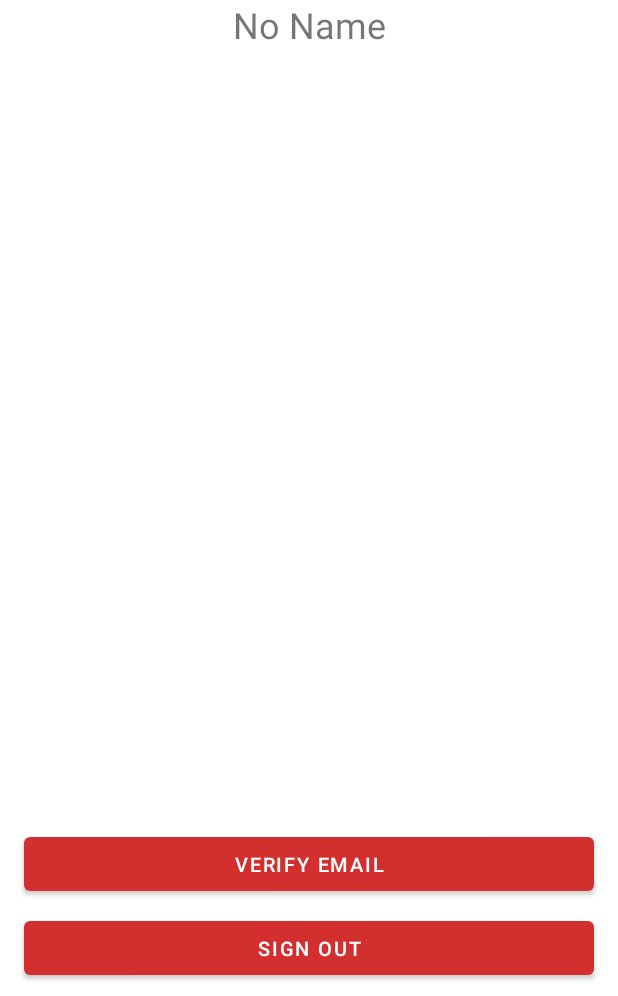
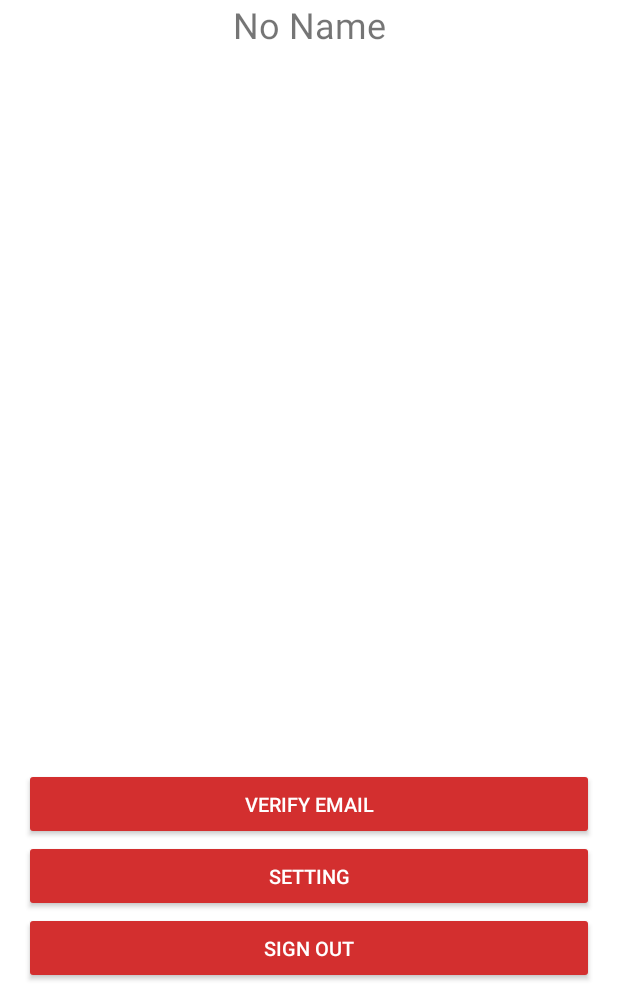
Before and after one commit to davidhilmawan/CareHub, an Android app: the screen it shows after launch once a user with an empty profile is signed in (AccountActivity), after a tap on "Account", on a phone screen of 412 x 824 dp, the part 240-1236 px from its top. Run offline under Robolectric (Android 15) with nearby library versions, the phone set to English and light mode, and no system bars; our stand-ins replace Firebase (no records; nobody signed in at launch, a user with empty details on screens opened directly), data binding; pictures from the network do not load.

Commit message:
adding shared preference

```diff
--- a/CareHub/app/src/main/java/com/sc1_solo/carehub/AccountActivity.kt
+++ b/CareHub/app/src/main/java/com/sc1_solo/carehub/AccountActivity.kt
@@ -6,6 +6,7 @@ import android.os.Bundle
 import android.text.TextUtils
 import android.view.View
 import android.widget.Toast
+import androidx.appcompat.app.AppCompatDelegate
 import androidx.core.view.isVisible
 import com.bumptech.glide.Glide
 import com.google.android.gms.auth.api.signin.GoogleSignIn
@@ -21,13 +22,18 @@ class AccountActivity : AppCompatActivity(), View.OnClickListener {
     private lateinit var auth: FirebaseAuth
     private lateinit var binding: ActivityAccountBinding
     private lateinit var googleSignInClient: GoogleSignInClient
+    private lateinit var settingModel: SettingModel
+    private lateinit var mSettingPreference: SettingPreference
     override fun onCreate(savedInstanceState: Bundle?) {
         super.onCreate(savedInstanceState)
-        supportActionBar?.title = "Account"
+        supportActionBar!!.title = "Account"
         supportActionBar?.setDisplayHomeAsUpEnabled(true)
         binding = ActivityAccountBinding.inflate(layoutInflater)
+        binding.act = this
         setContentView(binding.root)
         auth = Firebase.auth
+        mSettingPreference = SettingPreference(this)
+        showExistingPreference()
         val currentUser = auth.currentUser
         if (currentUser == null) {
             val intent = Intent(this@AccountActivity, SignInActivity::class.java)
@@ -93,6 +99,9 @@ class AccountActivity : AppCompatActivity(), View.OnClickListener {
             R.id.btnEmailVerify -> {
                 sendEmailVerification()
             }
+            R.id.btn_save -> {
+                openSetting()
+            }
         }
     }
     private fun sendEmailVerification() {
@@ -124,4 +133,35 @@ class AccountActivity : AppCompatActivity(), View.OnClickListener {
             }
         }
     }
+    fun openSetting(){
+        val intent = Intent(this@AccountActivity, SettingPreferenceActivity::class.java)
+        startActivityForResult(intent, REQUEST_CODE)
+    }
+    companion object {
+        private const val REQUEST_CODE = 100
+    }
+    private fun showExistingPreference() {
+        settingModel = mSettingPreference.getSetting()
+        populateView(settingModel)
+    }
+    private fun populateView(settingModel: SettingModel) {
+        if (settingModel.isDarkTheme) {
+            AppCompatDelegate.setDefaultNightMode(AppCompatDelegate.MODE_NIGHT_YES)
+            delegate.applyDayNight()
+        }
+        else {
+            AppCompatDelegate.setDefaultNightMode(AppCompatDelegate.MODE_NIGHT_NO)
+            delegate.applyDayNight()
+        }
+        binding.settingModel = settingModel
+    }
+    override fun onActivityResult(requestCode: Int, resultCode: Int, data: Intent?) {
+        super.onActivityResult(requestCode, resultCode, data)
+        if (requestCode == REQUEST_CODE) {
+            if (resultCode == SettingPreferenceActivity.RESULT_CODE) {
+                showExistingPreference()
+            }
+        }
+    }
+
 }
--- /dev/null
+++ b/CareHub/app/src/main/java/com/sc1_solo/carehub/SettingModel.kt
@@ -0,0 +1,9 @@
+package com.sc1_solo.carehub
+
+import android.os.Parcelable
+import kotlinx.android.parcel.Parcelize
+
+@Parcelize
+data class SettingModel (
+    var isDarkTheme: Boolean = false
+): Parcelable
--- /dev/null
+++ b/CareHub/app/src/main/java/com/sc1_solo/carehub/SettingPreference.kt
@@ -0,0 +1,21 @@
+package com.sc1_solo.carehub
+
+import android.content.Context
+
+internal class SettingPreference(context: Context) {
+    companion object {
+        private const val PREFS_NAME = "setting_pref"
+        private const val THEME = "theme"
+    }
+    private val preferences = context.getSharedPreferences(PREFS_NAME, Context.MODE_PRIVATE)
+    fun setSetting(value: SettingModel) {
+        val editor = preferences.edit()
+        editor.putBoolean(THEME, value.isDarkTheme)
+        editor.apply()
+    }
+    fun getSetting(): SettingModel {
+        val model = SettingModel()
+        model.isDarkTheme = preferences.getBoolean(THEME, false)
+        return model
+    }
+}
--- a/CareHub/app/src/main/res/layout/activity_account.xml
+++ b/CareHub/app/src/main/res/layout/activity_account.xml
@@ -1,13 +1,23 @@
 <?xml version="1.0" encoding="utf-8"?>
-<androidx.constraintlayout.widget.ConstraintLayout xmlns:android="http://schemas.android.com/apk/res/android"
+<layout xmlns:android="http://schemas.android.com/apk/res/android"
     xmlns:app="http://schemas.android.com/apk/res-auto"
-    xmlns:tools="http://schemas.android.com/tools"
+    xmlns:tools="http://schemas.android.com/tools">
+    <data>
+        <import type="android.text.TextUtils"/>
+        <variable
+            name="settingModel"
+            type="com.sc1_solo.carehub.SettingModel" />
+        <variable
+            name="act"
+            type="com.sc1_solo.carehub.AccountActivity" />
+    </data>
+    <androidx.constraintlayout.widget.ConstraintLayout
         android:layout_width="match_parent"
         android:layout_height="match_parent"
+        android:orientation="vertical"
         tools:context=".AccountActivity">
 
         <ImageView
-        android:id="@+id/ivImage"
             android:layout_width="wrap_content"
             android:layout_height="wrap_content"
             android:layout_marginTop="32dp"
@@ -15,6 +25,7 @@
             app:layout_constraintHorizontal_bias="0.498"
             app:layout_constraintStart_toStartOf="parent"
             app:layout_constraintTop_toTopOf="parent"
+            android:id="@+id/ivImage"
             app:srcCompat="@mipmap/ic_launcher" />
 
         <TextView
@@ -30,6 +41,7 @@
             app:layout_constraintStart_toStartOf="parent"
             app:layout_constraintTop_toBottomOf="@+id/ivImage" />
 
+
         <TextView
             android:id="@+id/tvUserId"
             android:layout_width="0dp"
@@ -41,21 +53,38 @@
             app:layout_constraintStart_toStartOf="parent"
             app:layout_constraintTop_toBottomOf="@+id/tvName" />
 
+
         <Button
             android:id="@+id/btnEmailVerify"
+            style="@style/Base.Widget.AppCompat.Button.Colored"
             android:layout_width="0dp"
             android:layout_height="wrap_content"
-        android:layout_marginBottom="8dp"
             android:text="Verify Email"
             android:textColor="#FFFFFF"
             android:textSize="13sp"
             android:typeface="normal"
+            app:layout_constraintBottom_toTopOf="@+id/btn_save"
+            app:layout_constraintEnd_toEndOf="@+id/btn_save"
+            app:layout_constraintStart_toStartOf="@+id/btn_save" />
+
+        <Button
+            android:id="@+id/btn_save"
+            style="@style/Base.Widget.AppCompat.Button.Colored"
+            android:layout_width="0dp"
+            android:layout_height="wrap_content"
+            android:text="@string/setting"
+            android:textColor="#FFFFFF"
+            android:textSize="13sp"
+            android:typeface="normal"
+            android:onClick="@{() -> act.openSetting()}"
             app:layout_constraintBottom_toTopOf="@+id/btnSignOut"
             app:layout_constraintEnd_toEndOf="@+id/btnSignOut"
-        app:layout_constraintStart_toStartOf="@+id/btnSignOut" />
+            app:layout_constraintHorizontal_bias="0.0"
+            app:layout_constraintStart_toStartOf="@+id/btnSignOut"/>
 
         <Button
             android:id="@+id/btnSignOut"
+            style="@style/Base.Widget.AppCompat.Button.Colored"
             android:layout_width="0dp"
             android:layout_height="wrap_content"
             android:layout_marginStart="16dp"
@@ -69,5 +98,5 @@
             app:layout_constraintEnd_toEndOf="parent"
             app:layout_constraintHorizontal_bias="0.0"
             app:layout_constraintStart_toStartOf="parent" />
-
     </androidx.constraintlayout.widget.ConstraintLayout>
+</layout>
--- a/CareHub/app/src/main/res/layout/activity_phone_auth.xml
+++ b/CareHub/app/src/main/res/layout/activity_phone_auth.xml
@@ -65,6 +65,7 @@
 
     <Button
         android:id="@+id/btnResend"
+        style="@style/Base.Widget.AppCompat.Button.Colored"
         android:layout_width="wrap_content"
         android:layout_height="wrap_content"
         android:layout_marginEnd="16dp"
@@ -80,6 +81,7 @@
 
     <Button
         android:id="@+id/btnContinue"
+        style="@style/Base.Widget.AppCompat.Button.Colored"
         android:layout_width="0dp"
         android:layout_height="wrap_content"
         android:layout_marginStart="16dp"
@@ -107,6 +109,7 @@
 
     <Button
         android:id="@+id/btnVerify"
+        style="@style/Base.Widget.AppCompat.Button.Colored"
         android:layout_width="0dp"
         android:layout_height="wrap_content"
         android:layout_marginBottom="32dp"
--- a/CareHub/app/src/main/res/layout/item_cardview.xml
+++ b/CareHub/app/src/main/res/layout/item_cardview.xml
@@ -30,6 +30,7 @@
 
         <Button
             android:id="@+id/locate_button"
+            style="@style/Base.Widget.AppCompat.Button.Colored"
             android:layout_width="110dp"
             android:layout_height="wrap_content"
             android:layout_alignStart="@+id/name_place"
```
Also changed, not shown: CareHub/app/src/main/AndroidManifest.xml (+4 -3 lines), CareHub/app/src/main/java/com/sc1_solo/carehub/SettingPreferenceActivity.kt (added, +54 -0 lines), CareHub/app/src/main/res/layout/activity_setting_preference.xml (added, +56 -0 lines), CareHub/app/src/main/res/values/strings.xml (+7 -1 lines). Lines whose indentation alone changed are shown as unchanged.
